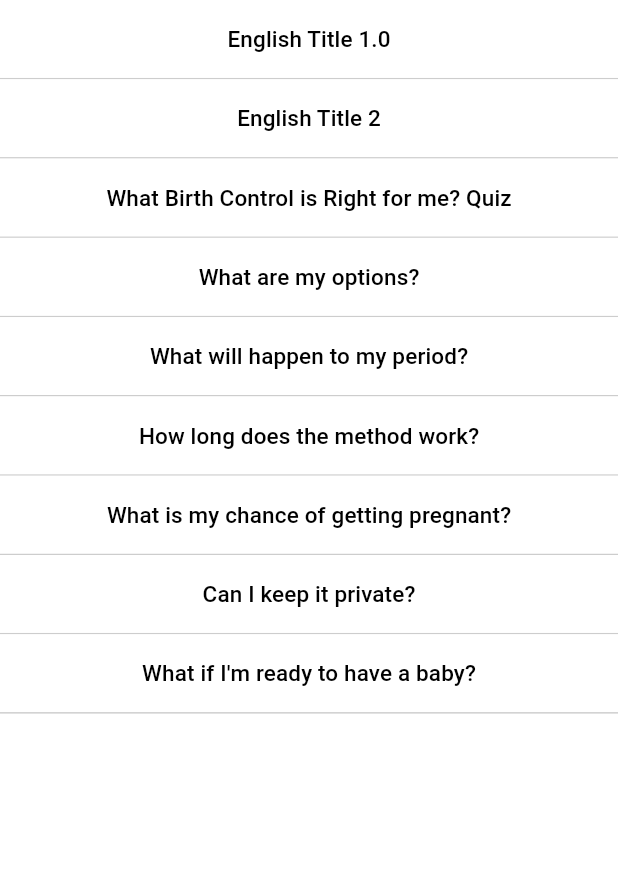
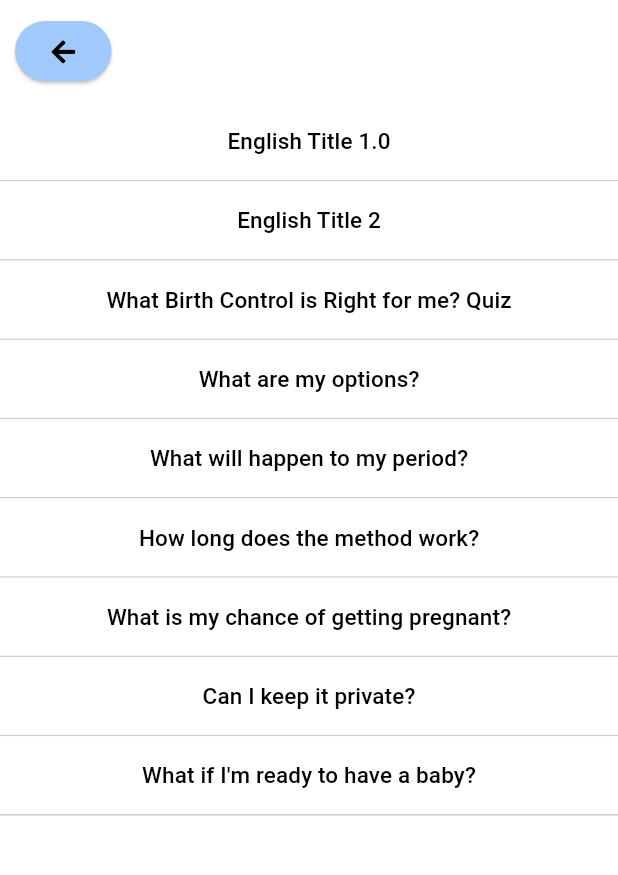
Before and after one commit to caitlynrawlings/ContentApp, a Flutter app: the screen it shows after launch, on a phone screen of 412 x 824 dp, the part 90-965 px from its top. Run offline on Flutter 3.47's test engine with Material 3 defaults, Android fonts, the phone set to English and light mode, and no system bars; our stand-ins replace font_awesome_flutter, just_audio.

Commit message:
added page stack and back arrow on pages

```diff
--- a/lib/change_page_arrow.dart
+++ b/lib/change_page_arrow.dart
@@ -15,7 +15,7 @@ class ChangePageArrow extends StatelessWidget {
   @override
   Widget build(BuildContext context) {
     return Padding(
-      padding: const EdgeInsets.only(top: 10.0),
+      padding: const EdgeInsets.all(10),
       child: ElevatedButton(
         onPressed: onPressed,
         style: ElevatedButton.styleFrom(
--- a/lib/main.dart
+++ b/lib/main.dart
@@ -1,11 +1,14 @@
-import 'package:content_app/menu.dart';
-import 'package:content_app/settings.dart';
+import 'package:content_app/change_page_arrow.dart';
+import 'package:content_app/nav_arrows.dart';
+import 'package:content_app/pages/menu.dart';
+import 'package:content_app/pages/settings.dart';
 import 'package:content_app/theme_data.dart';
 import 'package:flutter/material.dart';
 import 'package:flutter/rendering.dart';
 import 'dart:convert';
 import 'package:flutter/services.dart' show rootBundle;
-import 'custom_page.dart';
+import 'package:font_awesome_flutter/font_awesome_flutter.dart';
+import 'pages/custom_page.dart';
 import 'lang_dropdown.dart';
 
 void main(List<String> arguments) async {
@@ -41,6 +44,8 @@ class AppScreen extends StatefulWidget {
 class _AppScreenState extends State<AppScreen> {
   int selectedPageIndex = 0;  // tracks which page is being displayed. 0 is menu page and increments from that in order of pages added
   int lastPageIndex = 0;
+  final List<int> undoStack = [];  // stores the page index of the pages
+
   String selectedLanguage = "";  // tracks current language and its directionality
   double _fontSizeFactor = 1.0; // Initial font size factor
   bool _lightMode = false;
@@ -106,6 +111,16 @@ class _AppScreenState extends State<AppScreen> {
     });
   }
 
+  void _onUndo() {
+    setState(() {
+      if (undoStack.isNotEmpty) {
+        lastPageIndex = selectedPageIndex;
+        selectedPageIndex = undoStack.removeLast();
+        SemanticsService.announce('Previous page restored', TextDirection.ltr);
+      }
+    });
+  }
+
   @override
   Widget build(BuildContext context) {
     final ThemeData baseTheme = Theme.of(context);
@@ -144,6 +159,7 @@ class _AppScreenState extends State<AppScreen> {
                         onPressed: () {
                           setState(() {
                             lastPageIndex = selectedPageIndex;
+                            undoStack.add(selectedPageIndex);
                             SemanticsService.announce('Menu page Loaded', TextDirection.ltr);
                             selectedPageIndex = 0;
                           });
@@ -168,6 +184,7 @@ class _AppScreenState extends State<AppScreen> {
                         setState(() {
                           if (selectedPageIndex != -1) {
                             lastPageIndex = selectedPageIndex;
+                            undoStack.add(selectedPageIndex);
                             SemanticsService.announce('Settings page Loaded', TextDirection.ltr);
                           }
                           selectedPageIndex = -1;
@@ -182,11 +199,53 @@ class _AppScreenState extends State<AppScreen> {
                  child:
                 Container(
                   color: selectedTheme.colorScheme.surface,
-                  child: Column(
+                  child: _buildPage(selectedPageIndex)
+                ),
+              ),
+          ),
+        );
+  }
+
+
+  Widget _buildPage(int pageIndex) {
+    switch (pageIndex) {
+      case -1:
+        return Column(
           children: [
+            Row(
+              children: [
+                ChangePageArrow(
+                  onPressed: () {
+                    setState(() {
+                      SemanticsService.announce('Settings page Loaded', TextDirection.ltr);
+                      selectedPageIndex = lastPageIndex;
+                    });
+                  },
+                  icon: Icon(FontAwesomeIcons.arrowLeft, color: Theme.of(context).colorScheme.onSurface),
+                ),
+                const Expanded(child: SizedBox()),
+              ],
+            ),
             Expanded(
-                        child: selectedPageIndex == 0
-                            ? Center(
+              child: Settings(
+                onChangeFontSize: _handleFontSizeChange,
+                onLightModeChange: _handleLightModeChange,
+                fontSize: _fontSizeFactor,
+                lightMode: _lightMode,
+              )
+            )
+          ]
+        );
+      case 0:
+        return Column(
+          children: [
+            Row(
+              children: [
+                NavArrows(leftOnPressed: _onUndo,),
+                const Expanded(child: SizedBox()),
+              ],
+            ),
+            Expanded(
               child: Menu(
                 pageTitles: menuPageTitles,
                 pageIds: menuPageIds,
@@ -194,43 +253,41 @@ class _AppScreenState extends State<AppScreen> {
                 onSelectPage: (pageId) {
                   setState(() {
                     lastPageIndex = selectedPageIndex;
+                    undoStack.add(selectedPageIndex);
+                    SemanticsService.announce('New page Loaded', TextDirection.ltr);
+                    selectedPageIndex = pageIds.indexOf(pageId) + 1;
+                  });
+                },
+              )
+            )
+          ]
+        );
+      default:
+        return Column(
+          children: [
+            Row(
+              children: [
+                NavArrows(leftOnPressed: _onUndo,),
+                const Expanded(child: SizedBox()),
+              ],
+            ),
+            Expanded(
+              child: CustomPage(
+                content: pagesContents[selectedPageIndex - 1],
+                title: pageTitles[selectedPageIndex - 1],
+                language: selectedLanguage,
+                onChangePage: (pageId) {
+                    setState(() {
+                      lastPageIndex = selectedPageIndex;
+                      undoStack.add(selectedPageIndex);
                       SemanticsService.announce('New page Loaded', TextDirection.ltr);
                       selectedPageIndex = pageIds.indexOf(pageId) + 1;
                     });
                   },
               ),
             )
-                            : selectedPageIndex == -1
-                            ? Settings(
-                                onBack: () {
-                                  setState(() {
-                                    SemanticsService.announce('Settings page Loaded', TextDirection.ltr);
-                                    selectedPageIndex = lastPageIndex;
-                                  });
-                                },
-                                onChangeFontSize: _handleFontSizeChange,
-                                onLightModeChange: _handleLightModeChange,
-                                fontSize: _fontSizeFactor,
-                                lightMode: _lightMode,
-                              )
-                            : CustomPage(
-                                content: pagesContents[selectedPageIndex - 1],
-                                title: pageTitles[selectedPageIndex - 1],
-                                language: selectedLanguage,
-                                onChangePage: (pageId) {
-                                    setState(() {
-                                      lastPageIndex = selectedPageIndex;
-                                      SemanticsService.announce('New page Loaded', TextDirection.ltr);
-                                      selectedPageIndex = pageIds.indexOf(pageId) + 1;
-                                    });
-                                  },
-                              ),
-                      ),
-                    ],
-                  ),
-                ),
-              ),
-          ),
+          ]
         );
     }
   }
+}
--- /dev/null
+++ b/lib/nav_arrows.dart
@@ -0,0 +1,23 @@
+
+
+import 'package:content_app/change_page_arrow.dart';
+import 'package:flutter/material.dart';
+import 'package:font_awesome_flutter/font_awesome_flutter.dart';
+
+class NavArrows extends StatelessWidget {
+  final dynamic leftOnPressed;
+  // TODO: add rightOnPressed
+
+  const NavArrows({
+    super.key,
+    required this.leftOnPressed,
+  });
+
+  @override
+  Widget build(BuildContext context) {
+    return ChangePageArrow(
+      onPressed: leftOnPressed,
+      icon: Icon(FontAwesomeIcons.arrowLeft, color: Theme.of(context).colorScheme.onSurface),
+    );
+  }
+}
```
Also changed, not shown: lib/pages/custom_page.dart (renamed from lib/custom_page.dart, +10 -10 lines), lib/pages/settings.dart (renamed from lib/settings.dart, +0 -12 lines), lib/pages/menu.dart (renamed from lib/menu.dart). Lines whose indentation alone changed are shown as unchanged.
